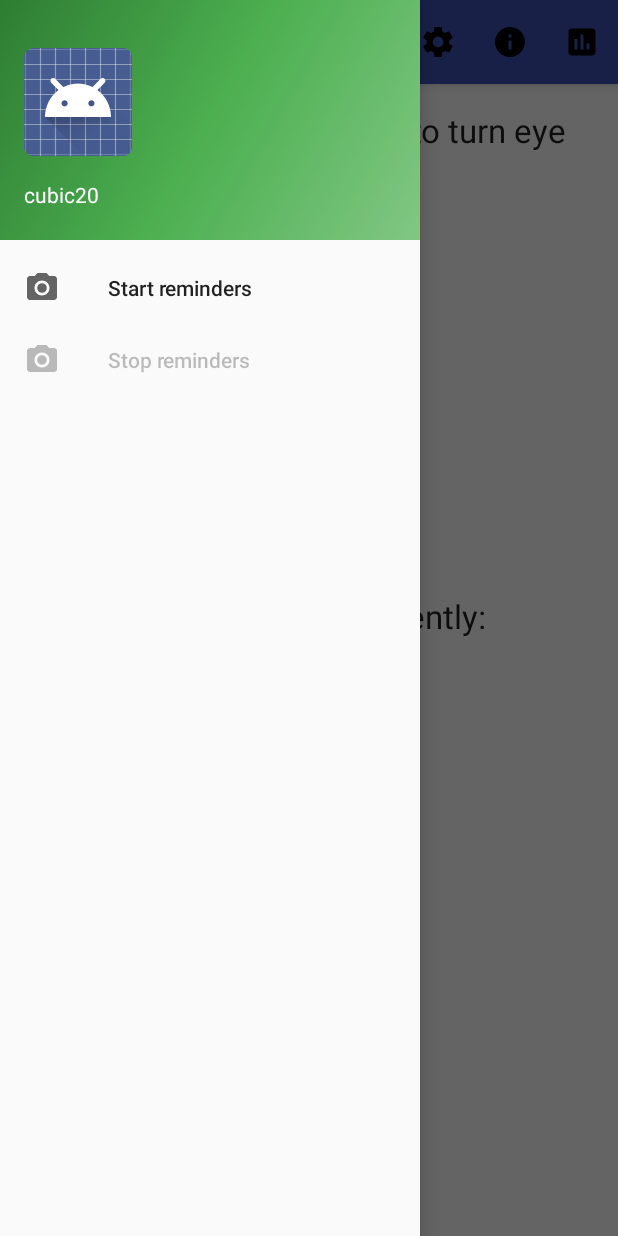
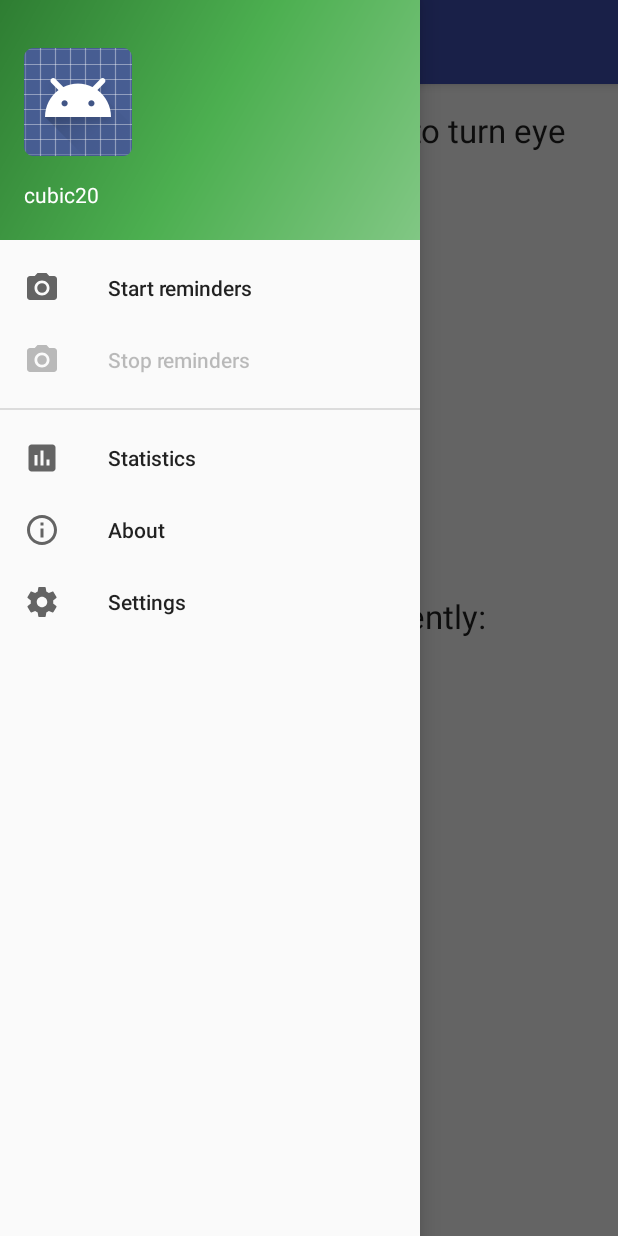
Before and after one commit to Pneumaticat/cubic20, an Android app: the screen it shows after launch (MainActivity), in the side drawer, after a tap on "Stop reminders", on a phone screen of 412 x 824 dp. Run offline under Robolectric (Android 15) with nearby library versions, the phone set to English and light mode, and no system bars; libraries missing offline, so code that uses them is left out: net.danlew.android; 1 statement that could not run was skipped.

Commit message:
Move Settings, About, and Statistics to nav drawer

```diff
--- a/app/src/main/java/space/potatofrom/cubic20/MainActivity.java
+++ b/app/src/main/java/space/potatofrom/cubic20/MainActivity.java
@@ -4,6 +4,7 @@ import android.content.BroadcastReceiver;
 import android.content.Context;
 import android.content.Intent;
 import android.content.IntentFilter;
+import android.media.audiofx.BassBoost;
 import android.os.Bundle;
 import android.preference.PreferenceManager;
 import android.view.View;
@@ -107,8 +108,8 @@ public class MainActivity extends AppCompatActivity
         PreferenceManager.setDefaultValues(this, R.xml.preferences, false);
 
         // Initialize variables that correspond to view elements
-        startRemindersMenuItem = navigationView.getMenu().findItem(R.id.start_reminders);
-        stopRemindersMenuItem = navigationView.getMenu().findItem(R.id.stop_reminders);
+        startRemindersMenuItem = navigationView.getMenu().findItem(R.id.menu_start_reminders);
+        stopRemindersMenuItem = navigationView.getMenu().findItem(R.id.menu_stop_reminders);
         reminderStatus = (TextView) findViewById(R.id.reminder_status);
         countdownDisplayContainer = (LinearLayout) findViewById(R.id.countdown_display_container);
         countdownDisplayText = (TextView) findViewById(R.id.countdown_display_text);
@@ -161,20 +162,11 @@ public class MainActivity extends AppCompatActivity
         int id = item.getItemId();
 
         switch (id) {
-            case R.id.action_settings:
-                startActivity(new Intent(this, SettingsActivity.class));
-                break;
-            case R.id.action_about:
-                startActivity(new Intent(this, AboutActivity.class));
-                break;
-            case R.id.action_stats:
-                startActivity(new Intent(this, StatsActivity.class));
-                break;
             default:
                 throw new UnsupportedOperationException("Unimplemented menu item " + id);
         }
 
-        return super.onOptionsItemSelected(item);
+        //return super.onOptionsItemSelected(item);
     }
 
     @Override
@@ -183,11 +175,20 @@ public class MainActivity extends AppCompatActivity
         int id = item.getItemId();
 
         switch (id) {
-            case R.id.start_reminders:
+            case R.id.menu_start_reminders:
                 ReminderHelper.sendStartRemindersBroadcast(this);
                 break;
-            case R.id.stop_reminders:
+            case R.id.menu_stop_reminders:
                 ReminderHelper.sendStopRemindersBroadcast(this);
+                break;
+            case R.id.menu_stats:
+                startActivity(new Intent(this, StatsActivity.class));
+                break;
+            case R.id.menu_about:
+                startActivity(new Intent(this, AboutActivity.class));
+                break;
+            case R.id.menu_settings:
+                startActivity(new Intent(this, SettingsActivity.class));
                 break;
             default:
                 throw new UnsupportedOperationException("Unimplemented menu item " + id);
--- a/app/src/main/java/space/potatofrom/cubic20/NotificationBroadcastReceiver.java
+++ b/app/src/main/java/space/potatofrom/cubic20/NotificationBroadcastReceiver.java
@@ -57,7 +57,7 @@ public class NotificationBroadcastReceiver extends BroadcastReceiver {
                                                 "space.potatofrom.cubic20.STOP_REMINDERS"),
                                 0)).build())
                 .addAction(new NotificationCompat.Action.Builder(
-                        R.drawable.ic_settings_black_24dp,
+                        R.drawable.ic_menu_settings,
                         context.getString(R.string.notification_options),
                         PendingIntent.getActivity(
                                 context,
--- a/app/src/main/res/drawable-v21/ic_info_black_24dp.xml
+++ /dev/null
@@ -1,9 +0,0 @@
-<vector xmlns:android="http://schemas.android.com/apk/res/android"
-    android:width="24dp"
-    android:height="24dp"
-    android:viewportHeight="24.0"
-    android:viewportWidth="24.0">
-    <path
-        android:fillColor="#FF000000"
-        android:pathData="M12,2C6.48,2 2,6.48 2,12s4.48,10 10,10 10,-4.48 10,-10S17.52,2 12,2zm1,15h-2v-6h2v6zm0,-8h-2V7h2v2z" />
-</vector>
--- a/app/src/main/res/menu/activity_main_drawer.xml
+++ b/app/src/main/res/menu/activity_main_drawer.xml
@@ -1,16 +1,32 @@
 <?xml version="1.0" encoding="utf-8"?>
 <menu xmlns:android="http://schemas.android.com/apk/res/android">
 
-    <group android:checkableBehavior="single">
+    <group
+        android:id="@+id/menu_reminder_control"
+        android:checkableBehavior="none">
         <item
-            android:id="@+id/start_reminders"
+            android:id="@+id/menu_start_reminders"
             android:icon="@drawable/ic_menu_camera"
             android:title="@string/main_drawer_start_reminders" />
         <item
-            android:id="@+id/stop_reminders"
+            android:id="@+id/menu_stop_reminders"
             android:icon="@drawable/ic_menu_camera"
             android:title="@string/main_drawer_stop_reminders"
             android:enabled="false" />
     </group>
 
+    <group android:id="@+id/menu_activities">
+        <item
+            android:id="@+id/menu_stats"
+            android:icon="@drawable/ic_menu_poll"
+            android:title="@string/main_drawer_stats" />
+        <item
+            android:id="@+id/menu_about"
+            android:icon="@drawable/ic_menu_info"
+            android:title="@string/main_drawer_about" />
+        <item
+            android:id="@+id/menu_settings"
+            android:icon="@drawable/ic_menu_settings"
+            android:title="@string/main_drawer_settings" />
+    </group>
 </menu>
--- a/app/src/main/res/menu/main.xml
+++ b/app/src/main/res/menu/main.xml
@@ -1,22 +1,4 @@
 <?xml version="1.0" encoding="utf-8"?>
 <menu xmlns:android="http://schemas.android.com/apk/res/android"
     xmlns:app="http://schemas.android.com/apk/res-auto">
-    <item
-        android:id="@+id/action_settings"
-        android:icon="@drawable/ic_settings_black_24dp"
-        android:title="@string/action_settings"
-        android:orderInCategory="100"
-        app:showAsAction="ifRoom" />
-    <item
-        android:id="@+id/action_about"
-        android:title="@string/action_about"
-        android:icon="@drawable/ic_info_black_24dp"
-        android:orderInCategory="101"
-        app:showAsAction="ifRoom" />
-    <item
-        android:id="@+id/action_stats"
-        android:title="@string/action_stats"
-        android:icon="@drawable/ic_poll_black_24dp"
-        android:orderInCategory="102"
-        app:showAsAction="ifRoom" />
 </menu>
--- a/app/src/main/res/values/strings.xml
+++ b/app/src/main/res/values/strings.xml
@@ -30,12 +30,12 @@
     </plurals>
     <string name="notification_options">Options</string>
 
-    <string name="action_settings">Settings</string>
-    <string name="action_about">About</string>
-    <string name="action_stats">Statistics</string>
-
     <string name="main_drawer_start_reminders">Start reminders</string>
     <string name="main_drawer_stop_reminders">Stop reminders</string>
+    <string name="main_drawer_stats">@string/title_activity_stats</string>
+    <string name="main_drawer_about">@string/title_activity_about</string>
+    <string name="main_drawer_settings">@string/title_activity_settings</string>
+
     <plurals name="toast_created_alarm">
         <item quantity="one">You will now be reminded every %1$d minute to rest your eyes.</item>
         <item quantity="other">You will now be reminded every %1$d minutes to rest your eyes.</item>
```
Also changed, not shown: app/src/main/res/drawable/ic_menu_info.xml (renamed from app/src/main/res/drawable/ic_info_outline_black_24dp.xml), app/src/main/res/drawable/ic_menu_poll.xml (renamed from app/src/main/res/drawable/ic_poll_black_24dp.xml), app/src/main/res/drawable/ic_menu_settings.xml (renamed from app/src/main/res/drawable/ic_settings_black_24dp.xml).
